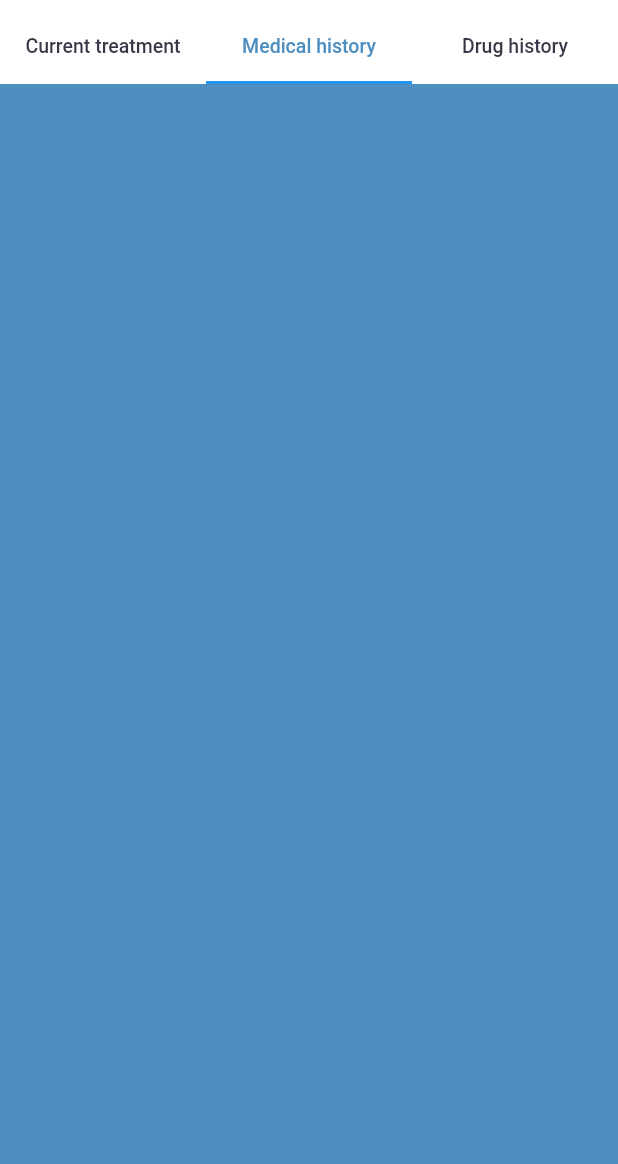
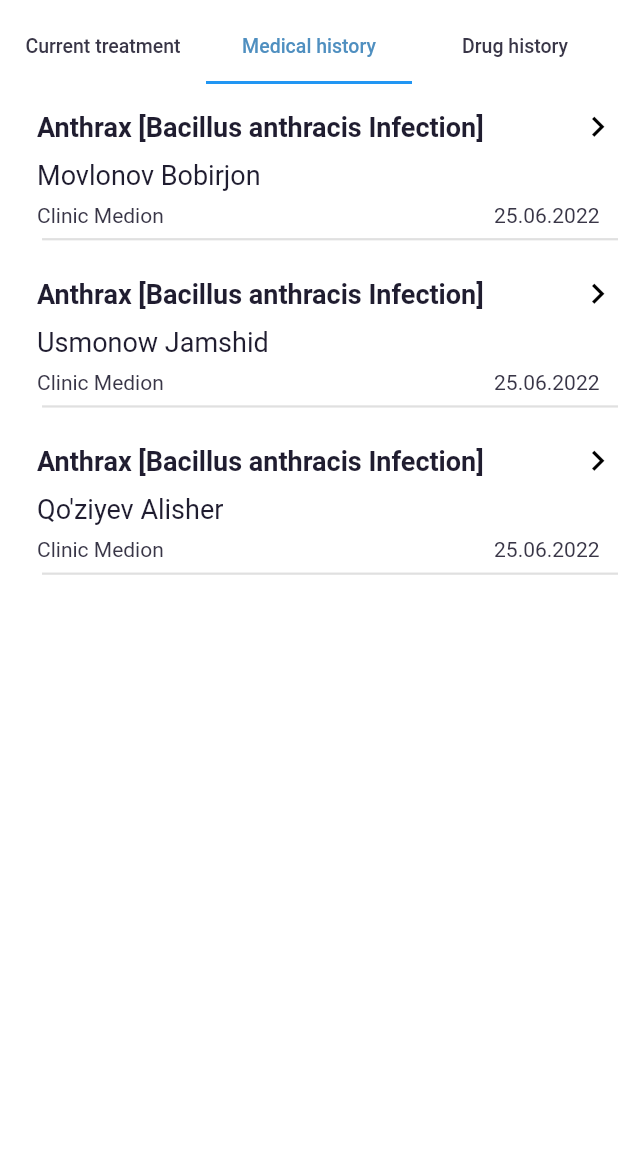
Before and after one commit to ibragimovAzizbek/e-med, a Flutter app: the TreamentsBodyView screen opened directly, tab 2 chosen, on a phone screen of 412 x 824 dp, the part 72-1236 px from its top. Run offline on Flutter 3.47's test engine with Material 2 defaults, Android fonts, the phone set to English and light mode, and no system bars; our stand-ins replace connectivity_plus, flutter_bloc, flutter_rating_bar, flutter_svg, get_storage, lottie and 1 more; missing offline and left inert: flutter_screen_lock; accounts and stored records are empty; network calls fail.

Commit message:
Complated medical history

```diff
--- a/lib/core/components/home_body_comp/text_darck_60_90.dart
+++ b/lib/core/components/home_body_comp/text_darck_60_90.dart
@@ -1,11 +1,12 @@
+import 'package:emed/core/constants/color_const.dart';
 import 'package:emed/extension/mq_extension.dart';
 import 'package:flutter/material.dart';
 
 Padding textDarck(
   text,
   BuildContext context, {
-  required double size,
-  required Color color,
+  Color color = ColorConst.darck60,
+  double size = 14,
   fontWeight = FontWeight.normal,
 }) {
   return Padding(
--- a/lib/core/constants/color_const.dart
+++ b/lib/core/constants/color_const.dart
@@ -13,6 +13,6 @@ class ColorConst {
   static Color blue = const Color(0xFF4F8FC0);
   static Color bottomBackGround = const Color(0xFFF5F5F5);
   static Color bottomLabel = const Color(0xFF6A6975);
-  static Color darck60 = const Color(0xFF393647);
+  static const Color darck60 =  Color(0xFF393647);
   static Color darck90 = const Color(0xFF201D30);
 }
--- a/lib/core/widgets/homeView/hospital/home_hospital_body.dart
+++ b/lib/core/widgets/homeView/hospital/home_hospital_body.dart
@@ -23,7 +23,6 @@ class HomeHospetalBody extends StatelessWidget {
               "Recommended hospitals for you",
               context,
               size: FontConst.kTextLargeFont,
-              color: ColorConst.darck60,
             ),
             SizedBox(height: context.h * 0.02),
             SizedBox(
@@ -101,7 +100,6 @@ class HomeHospetalBody extends StatelessWidget {
             "Tashkent, Shaykhontokhur, Navoi street",
             context,
             size: FontConst.kMediumFont,
-            color: ColorConst.darck60,
           ),
           SizedBox(height: context.h * 0.03),
         ],
--- a/lib/core/widgets/homeView/hospital/hospital_info_page.dart
+++ b/lib/core/widgets/homeView/hospital/hospital_info_page.dart
@@ -75,7 +75,6 @@ class HospitalInfo extends StatelessWidget {
               "Phone number",
               context,
               size: FontConst.kTextLargeFont,
-              color: ColorConst.darck60,
             ),
             SizedBox(height: context.h * 0.003),
             Row(
@@ -100,7 +99,6 @@ class HospitalInfo extends StatelessWidget {
               "Working time",
               context,
               size: FontConst.kMediumFont,
-              color: ColorConst.darck60,
             ),
             SizedBox(height: context.h * 0.02),
             textDarck(
@@ -123,7 +121,6 @@ class HospitalInfo extends StatelessWidget {
               "Location",
               context,
               size: FontConst.kMediumFont,
-              color: ColorConst.darck60,
             ),
             SizedBox(height: context.h * 0.01),
             textDarck(
@@ -138,7 +135,6 @@ class HospitalInfo extends StatelessWidget {
               "Location link",
               context,
               size: FontConst.kMediumFont,
-              color: ColorConst.darck60,
             ),
             Padding(
               padding: EdgeInsets.only(left: context.w * 0.035),
--- a/lib/core/widgets/homeView/treatments/treaments_body_view.dart
+++ b/lib/core/widgets/homeView/treatments/treaments_body_view.dart
@@ -1,5 +1,6 @@
 // ignore_for_file: must_be_immutable
 
+import 'package:emed/core/components/home_body_comp/text_darck_60_90.dart';
 import 'package:emed/core/constants/color_const.dart';
 import 'package:emed/core/constants/font_const.dart';
 import 'package:emed/data/mock/regions_district/mock_data.dart';
@@ -78,17 +79,94 @@ class _TreamentsBodyViewState extends State<TreamentsBodyView>
         controller: _tabController,
         children: [
           currentTreatment(context),
-          Container(
-            height: 60,
-            width: 300,
-            color: ColorConst.blue,
-          ),
-          Container(
-            height: 60,
-            width: 300,
-            color: ColorConst.black,
-          ),
+          medicalHistory(context),
+          SizedBox(
+            height: context.h,
+            width: double.infinity,
+            child: ListView.builder(
+              itemCount: drugs.length,
+              itemBuilder: (context, index) {
+                return SizedBox();
+              },
+            ),
+          )
         ],
+      ),
+    );
+  }
+
+
+
+  // ? ListView with builder history
+
+  SizedBox medicalHistory(BuildContext context) {
+    return SizedBox(
+      height: context.h,
+      width: double.infinity,
+      child: ListView.builder(
+        itemCount: 3,
+        itemBuilder: (context, index) {
+          return historyMedicalBody(context, index);
+        },
+      ),
+    );
+  }
+
+  // * history mold basic
+
+  Padding historyMedicalBody(BuildContext context, int index) {
+    return Padding(
+      padding: const EdgeInsets.only(top: 15),
+      child: InkWell(
+        child: Column(
+          crossAxisAlignment: CrossAxisAlignment.start,
+          children: [
+            Row(
+              mainAxisAlignment: MainAxisAlignment.spaceBetween,
+              children: [
+                textDarck(
+                  "Anthrax [Bacillus anthracis Infection]",
+                  context,
+                  size: FontConst.kTextLargeFont,
+                  color: ColorConst.darck90,
+                  fontWeight: FontWeight.bold,
+                ),
+                const Icon(
+                  Icons.chevron_right_outlined,
+                  size: 27,
+                )
+              ],
+            ),
+            SizedBox(height: context.h * 0.01),
+            textDarck(
+              doctors[index],
+              context,
+              size: FontConst.kTextLargeFont,
+              color: ColorConst.darck90,
+            ),
+            SizedBox(height: context.h * 0.01),
+            Row(
+              mainAxisAlignment: MainAxisAlignment.spaceBetween,
+              children: [
+                textDarck(
+                  "Clinic Medion",
+                  context,
+                ),
+                Padding(
+                  padding: EdgeInsets.only(right: context.w * 0.03),
+                  child: textDarck(
+                    "25.06.2022",
+                    context,
+                  ),
+                ),
+              ],
+            ),
+            Divider(indent: context.w * 0.068, thickness: 1.5),
+          ],
+        ),
+        onTap: () {
+          Navigator.pushNamed(context, '/infoDoctor', arguments: index);
+        },
       ),
     );
   }
@@ -123,7 +201,8 @@ class _TreamentsBodyViewState extends State<TreamentsBodyView>
                   );
                 },
               ),
-              const Divider(indent: 20),
+              const SizedBox(height: 5),
+              const Divider(indent: 20, thickness: 1.5),
               SizedBox(height: FontConst.kExtraSmallFont),
             ],
           );
--- a/lib/routes/routes.dart
+++ b/lib/routes/routes.dart
@@ -9,6 +9,7 @@ import 'package:emed/views/auth/view/sign_in_or_register.dart';
 import 'package:emed/views/auth/view/signUp/sign_up_view.dart';
 import 'package:emed/views/home/view/home_view.dart';
 import 'package:emed/views/infoDoctor/view/info_doctor_view.dart';
+import 'package:emed/views/info_drugs/info_drugs_page.dart';
 import 'package:emed/views/search/view/search_page.dart';
 import 'package:emed/views/splash/splash_page.dart';
 import 'package:emed/views/traetments/treatments_detalis_page.dart';
@@ -82,6 +83,8 @@ class RouteController {
         return MaterialPageRoute(
           builder: (context) => const HospitalInfo(),
         );
+
+
     }
     return null;
   }
--- a/lib/views/infoDoctor/view/info_doctor_view.dart
+++ b/lib/views/infoDoctor/view/info_doctor_view.dart
@@ -41,7 +41,7 @@ class InfoDoctorView extends StatelessWidget {
             Center(
               child: Text(
                 position[index],
-                style: TextStyle(
+                style: const TextStyle(
                   fontSize: 16,
                   color: ColorConst.darck60,
                 ),
@@ -51,7 +51,6 @@ class InfoDoctorView extends StatelessWidget {
             textDarck(
               "Place of work",
               context,
-              color: ColorConst.darck60,
               size: FontConst.kMediumFont,
             ),
             const SizedBox(height: 10),
@@ -67,7 +66,6 @@ class InfoDoctorView extends StatelessWidget {
             textDarck(
               "Work location",
               context,
-              color: ColorConst.darck60,
               size: FontConst.kMediumFont,
             ),
             const SizedBox(height: 10),
@@ -85,7 +83,6 @@ class InfoDoctorView extends StatelessWidget {
             textDarck(
               "Available time",
               context,
-              color: ColorConst.darck60,
               size: FontConst.kMediumFont,
             ),
             const SizedBox(height: 10),
@@ -101,7 +98,6 @@ class InfoDoctorView extends StatelessWidget {
             textDarck(
               "Rating",
               context,
-              color: ColorConst.darck60,
               size: FontConst.kMediumFont,
             ),
             Padding(
--- a/lib/views/traetments/treatments_detalis_page.dart
+++ b/lib/views/traetments/treatments_detalis_page.dart
@@ -67,7 +67,7 @@ class TreanmentDetalisPage extends StatelessWidget {
             Center(
               child: Text(
                 position[indexDoctor],
-                style: TextStyle(
+                style: const TextStyle(
                   fontSize: 16,
                   color: ColorConst.darck60,
                 ),
@@ -250,7 +250,7 @@ Since low potassium sometimes can affect your blood pressure, your doctor will c
               children: [
                 Text(
                   mg,
-                  style: TextStyle(
+                  style: const TextStyle(
                     color: ColorConst.darck60,
                   ),
                 ),
```
Also changed, not shown: lib/core/profile/text_before_input.dart (added, +12 -0 lines), lib/core/widgets/profile/text_modes.dart (added, +19 -0 lines), lib/views/profile/cubit/profile_cubit.dart (added, +51 -0 lines), lib/views/profile/state/profile_state.dart (added, +15 -0 lines), flutter_04.png (added), lib/core/widgets/profile/one_gender.dart (added), lib/views/info_drugs/info_drugs_page.dart (added), lib/views/profile/view/profile_page.dart (added).
